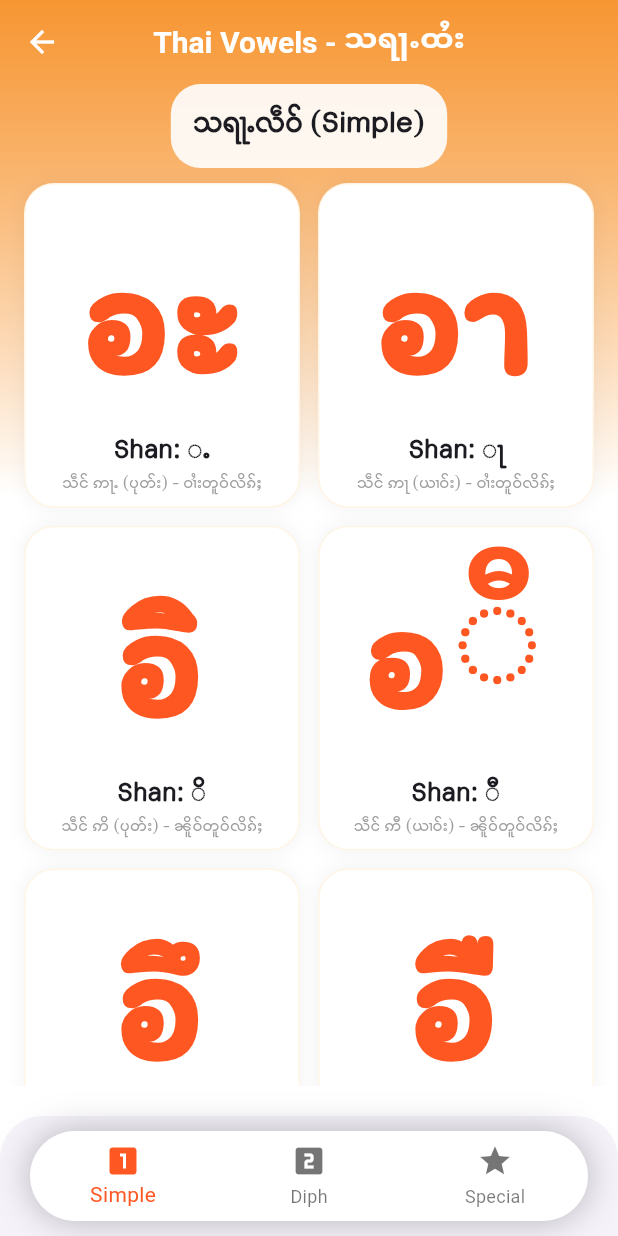
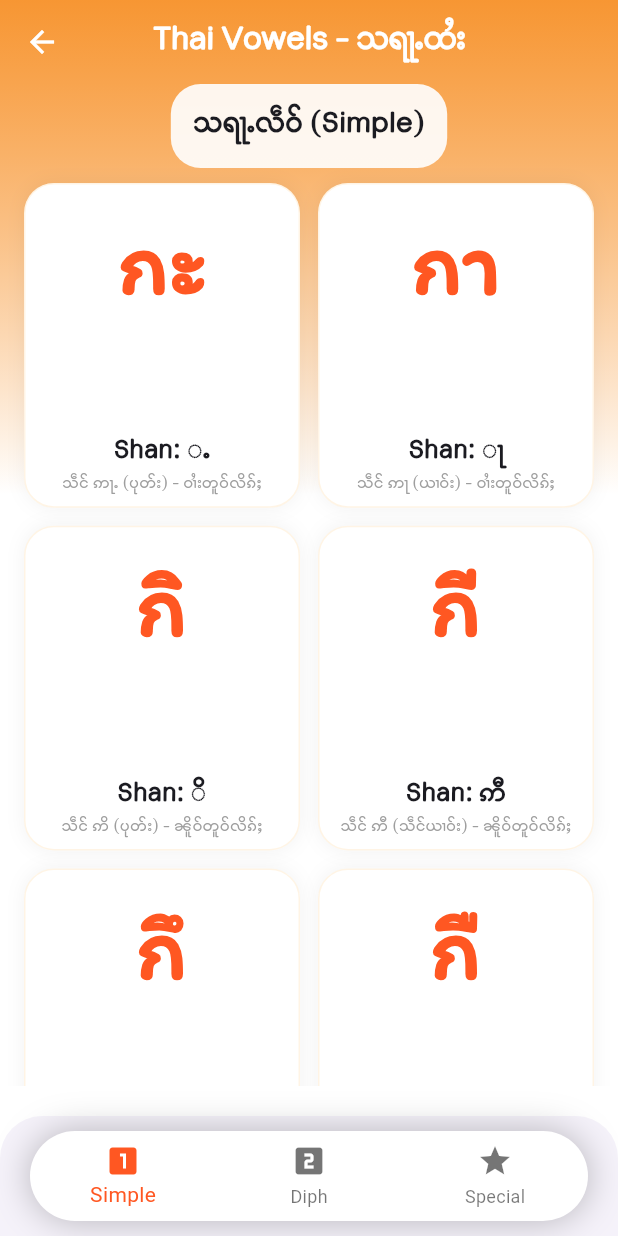
Before and after one commit to SaingHmineTun/learn_thai, a Flutter app: the screen it shows after launch, after a tap on "Vowels", on a phone screen of 412 x 824 dp. Run offline on Flutter 3.47's test engine with Material 3 defaults, Android fonts, the phone set to English and light mode, and no system bars; Roboto replaces fonts that are missing (ShanFont).

Commit message:
Change package name to Learn Thai!

```diff
--- a/lib/data/thai_vowels.dart
+++ b/lib/data/thai_vowels.dart
@@ -5,12 +5,33 @@ final List<ThaiVowel> simpleVowels = [
   ThaiVowel(symbol: "ะ", displaySymbol: "-ะ", shanEquivalent: "ႉ", phonetic: "Sra A", shanExplanation: "သဵင် ဢႃႉ (ပုတ်း) - ဝၢႆးတူဝ်လိၵ်ႈ", position: VowelPosition.back),
   ThaiVowel(symbol: "า", displaySymbol: "-า", shanEquivalent: "ႃ", phonetic: "Sra Aa", shanExplanation: "သဵင် ဢႃ (ယၢဝ်း) - ဝၢႆးတူဝ်လိၵ်ႈ", position: VowelPosition.back),
   ThaiVowel(symbol: "ิ", displaySymbol: "-ิ", shanEquivalent: "ိ", phonetic: "Sra I", shanExplanation: "သဵင် ဢိ (ပုတ်း) - ၼိူဝ်တူဝ်လိၵ်ႈ", position: VowelPosition.top),
-  ThaiVowel(symbol: "ီ", displaySymbol: "-ီ", shanEquivalent: "ီ", phonetic: "Sra Ii", shanExplanation: "သဵင် ဢီ (ယၢဝ်း) - ၼိူဝ်တူဝ်လိၵ်ႈ", position: VowelPosition.top),
-  ThaiVowel(symbol: "ึ", displaySymbol: "-ึ", shanEquivalent: "ို", phonetic: "Sra Ue", shanExplanation: "သဵင် ဢိုဝ်ႉ (ပုတ်း) - ၼိူဝ်တူဝ်လိၵ်ႈ", position: VowelPosition.top),
+  ThaiVowel(
+      symbol: "ี", // Correct Thai: U+0E35
+      displaySymbol: "-ี",
+      shanEquivalent: "ဢီ",
+      phonetic: "Sara Ii (Long)",
+      shanExplanation: "သဵင် ဢီ (သဵင်ယၢဝ်း) - ၼိူဝ်တူဝ်လိၵ်ႈ",
+      position: VowelPosition.top
+  ),  ThaiVowel(symbol: "ึ", displaySymbol: "-ึ", shanEquivalent: "ို", phonetic: "Sra Ue", shanExplanation: "သဵင် ဢိုဝ်ႉ (ပုတ်း) - ၼိူဝ်တူဝ်လိၵ်ႈ", position: VowelPosition.top),
   ThaiVowel(symbol: "ื", displaySymbol: "-ื", shanEquivalent: "ိုဝ်", phonetic: "Sra Uee", shanExplanation: "သဵင် ဢိုဝ် (ယၢဝ်း) - ၼိူဝ်တူဝ်လိၵ်ႈ", position: VowelPosition.top),
-  ThaiVowel(symbol: "ု", displaySymbol: "-ု", shanEquivalent: "ု", phonetic: "Sra U", shanExplanation: "သဵင် ဢု (ပုတ်း) - တႂ်ႈတူဝ်လိၵ်ႈ", position: VowelPosition.bottom),
-  ThaiVowel(symbol: "ူ", displaySymbol: "-ူ", shanEquivalent: "ူ", phonetic: "Sra Uu", shanExplanation: "သဵင် ဢူ (ယၢဝ်း) - တႂ်ႈတူဝ်လိၵ်ႈ", position: VowelPosition.bottom),
-  ThaiVowel(symbol: "เ-ะ", displaySymbol: "เ-ะ", shanEquivalent: "ေႉ", phonetic: "Sra E (Short)", shanExplanation: "သဵင် ဢေႉ (ပုတ်း) - ၼႃႈ/ဝၢႆး", position: VowelPosition.around),
+  // Short U (Sara U) - MUST BE U+0E38
+  ThaiVowel(
+      symbol: "\u0E38",
+      displaySymbol: "-\u0E38",
+      shanEquivalent: "ဢု",
+      phonetic: "Sara U (Short)",
+      shanExplanation: "သဵင် ဢု (သဵင်ပုတ်း) - တႂ်ႈတူဝ်လိၵ်ႈ",
+      position: VowelPosition.bottom
+  ),
+  // Long Uu (Sara Uu) - MUST BE U+0E39
+  ThaiVowel(
+      symbol: "\u0E39",
+      displaySymbol: "-\u0E39",
+      shanEquivalent: "ဢူ",
+      phonetic: "Sara Uu (Long)",
+      shanExplanation: "သဵင် ဢူ (သဵင်ယၢဝ်း) - တႂ်ႈတူဝ်လိၵ်ႈ",
+      position: VowelPosition.bottom
+  ),ThaiVowel(symbol: "เ-ะ", displaySymbol: "เ-ะ", shanEquivalent: "ေႉ", phonetic: "Sra E (Short)", shanExplanation: "သဵင် ဢေႉ (ပုတ်း) - ၼႃႈ/ဝၢႆး", position: VowelPosition.around),
   ThaiVowel(symbol: "เ", displaySymbol: "เ-", shanEquivalent: "ေ", phonetic: "Sra E", shanExplanation: "သဵင် ဢေ (ယၢဝ်း) - ၼႃႈတူဝ်လိၵ်ႈ", position: VowelPosition.front),
   ThaiVowel(symbol: "แ-ะ", displaySymbol: "แ-ะ", shanEquivalent: "ႅႉ", phonetic: "Sra Ae (Short)", shanExplanation: "သဵင် ဢႄႉ (ပုတ်း) - ၼႃႈ/ဝၢႆး", position: VowelPosition.around),
   ThaiVowel(symbol: "แ", displaySymbol: "แ-", shanEquivalent: "ႅ", phonetic: "Sra Ae", shanExplanation: "သဵင် ဢႄ (ယၢဝ်း) - ၼႃႈတူဝ်လိၵ်ႈ", position: VowelPosition.front),
--- a/lib/main.dart
+++ b/lib/main.dart
@@ -1,7 +1,7 @@
 // Update your main.dart with this theme
 
 import 'package:flutter/material.dart';
-import 'package:learn_that/screens/dashboard.dart';
+import 'package:learn_thai/screens/dashboard.dart';
 
 void main() {
   runApp(const MyApp());
@@ -30,18 +30,18 @@ class MyApp extends StatelessWidget {
         // Replace 'ThaiFont' and 'ShanFont' with your actual family names
         textTheme: const TextTheme(
           displayLarge: TextStyle(
-              fontFamily: 'ThaiFont',
+              fontFamily: 'Thai',
               fontSize: 26,
               fontWeight: FontWeight.bold,
               color: Color(0xFF1A237E)
           ),
           bodyLarge: TextStyle(
-              fontFamily: 'ShanFont',
+              fontFamily: 'Shan',
               fontSize: 18,
               color: Colors.black87
           ),
           labelLarge: TextStyle(
-              fontFamily: 'ShanFont',
+              fontFamily: 'Shan',
               fontWeight: FontWeight.w600
           ),
         ),
@@ -53,7 +53,7 @@ class MyApp extends StatelessWidget {
           elevation: 0,
           centerTitle: true,
           titleTextStyle: TextStyle(
-              fontFamily: 'ShanFont',
+              fontFamily: 'Shan',
               fontSize: 20,
               fontWeight: FontWeight.bold
           ),
--- a/lib/screens/dashboard.dart
+++ b/lib/screens/dashboard.dart
@@ -1,13 +1,13 @@
 import 'dart:math';
 import 'package:flutter/material.dart';
-import 'package:learn_that/data/cognate_words.dart';
-import 'package:learn_that/screens/about_screen.dart';
-import 'package:learn_that/screens/phrase_category_screen.dart';
-import 'package:learn_that/screens/script_converter.dart';
-import 'package:learn_that/screens/sentence_builder.dart';
-import 'package:learn_that/screens/syllable_lab.dart';
-import 'package:learn_that/screens/tone_mark_grid.dart';
-import 'package:learn_that/screens/vowel_grid.dart';
+import 'package:learn_thai/data/cognate_words.dart';
+import 'package:learn_thai/screens/about_screen.dart';
+import 'package:learn_thai/screens/phrase_category_screen.dart';
+import 'package:learn_thai/screens/script_converter.dart';
+import 'package:learn_thai/screens/sentence_builder.dart';
+import 'package:learn_thai/screens/syllable_lab.dart';
+import 'package:learn_thai/screens/tone_mark_grid.dart';
+import 'package:learn_thai/screens/vowel_grid.dart';
 import '../models/cognate_word.dart';
 import '../models/menu_item.dart';
 import 'alpha_grid.dart';
@@ -33,7 +33,7 @@ class DashboardScreen extends StatelessWidget {
     ),
     DashboardItem(
       title: "Tone Rules",
-      shanTitle: "သဵင်ဝၼ်းၼႃး",
+      shanTitle: "တူၼ်းသဵင်",
       icon: Icons.graphic_eq,
       color: const Color(0xFF4CAF50),
       targetScreen: ToneMarkGrid(),
@@ -47,7 +47,7 @@ class DashboardScreen extends StatelessWidget {
     ),
     DashboardItem(
       title: "Converter",
-      shanTitle: "ၸူၵ်းလႅၵ်ႈလိၵ်ႈ",
+      shanTitle: "ပိၼ်ႇလိၵ်ႈ",
       icon: Icons.sync,
       color: const Color(0xFF3F51B5),
       targetScreen: ConverterScreen(),
@@ -68,7 +68,7 @@ class DashboardScreen extends StatelessWidget {
     ),
     DashboardItem(
       title: "Syllable Lab",
-      shanTitle: "ႁွင်ႉသုၼ်ႇမႄႈလိၵ်ႈ",
+      shanTitle: "တူဝ်လိၵ်ႈထႆး",
       icon: Icons.science_outlined,
       color: const Color(0xFF673AB7),
       targetScreen: const SyllableLabScreen(),
@@ -120,7 +120,7 @@ class DashboardScreen extends StatelessWidget {
             crossAxisAlignment: CrossAxisAlignment.start,
             children: [
               const Text(
-                "ႁိူၼ်း!",
+                "မႂ်ႇသုင်ၶႃႈ!",
                 style: TextStyle(
                   fontFamily: 'shan',
                   fontSize: 28,
@@ -180,6 +180,7 @@ class DashboardScreen extends StatelessWidget {
                 style: TextStyle(
                   color: Colors.white.withOpacity(0.9),
                   fontSize: 12,
+                  fontFamily: "shan",
                   fontWeight: FontWeight.bold,
                 ),
               ),
--- a/lib/screens/sentence_builder.dart
+++ b/lib/screens/sentence_builder.dart
@@ -1,5 +1,5 @@
 import 'package:flutter/material.dart';
-import 'package:learn_that/data/thai_phrases.dart';
+import 'package:learn_thai/data/thai_phrases.dart';
 import 'dart:math';
 import '../models/thai_phrase.dart';
 
--- a/lib/screens/tone_mark_grid.dart
+++ b/lib/screens/tone_mark_grid.dart
@@ -12,7 +12,7 @@ class ToneMarkGrid extends StatelessWidget {
     return Scaffold(
       extendBodyBehindAppBar: true,
       appBar: AppBar(
-        title: const Text("Tone Marks - သဵင်ဝၼ်းၼႃး"),
+        title: const Text("Tone Marks - တူၼ်းသဵင်"),
         backgroundColor: Colors.transparent,
         elevation: 0,
       ),
--- a/lib/screens/vowel_grid.dart
+++ b/lib/screens/vowel_grid.dart
@@ -69,7 +69,7 @@ class _VowelGridState extends State<VowelGrid> {
 
   Widget _buildVowelTile(ThaiVowel item) {
     // FIX: Using Thai "อ" as the standard anchor
-    String display = item.displaySymbol.replaceAll("-", "อ");
+    String display = item.displaySymbol.replaceAll("-", "ก");
 
     return Container(
       decoration: BoxDecoration(
@@ -86,12 +86,9 @@ class _VowelGridState extends State<VowelGrid> {
             // FittedBox prevents the "Bottom Overflow" for the large Thai symbol
             Expanded(
               flex: 3,
-              child: FittedBox(
-                fit: BoxFit.contain,
-                child: Text(
-                  display,
-                  style: const TextStyle(fontFamily: 'thai', fontWeight: FontWeight.bold, color: Colors.deepOrange),
-                ),
+              child: Text(
+                display,
+                style: const TextStyle(fontFamily: 'thai', fontSize: 60, fontWeight: FontWeight.bold, color: Colors.deepOrange),
               ),
             ),
             const SizedBox(height: 4),
```
Also changed, not shown: pubspec.yaml (+11 -15 lines), assets/images/icon.jpg (added), pubspec.lock, 10 other files.
